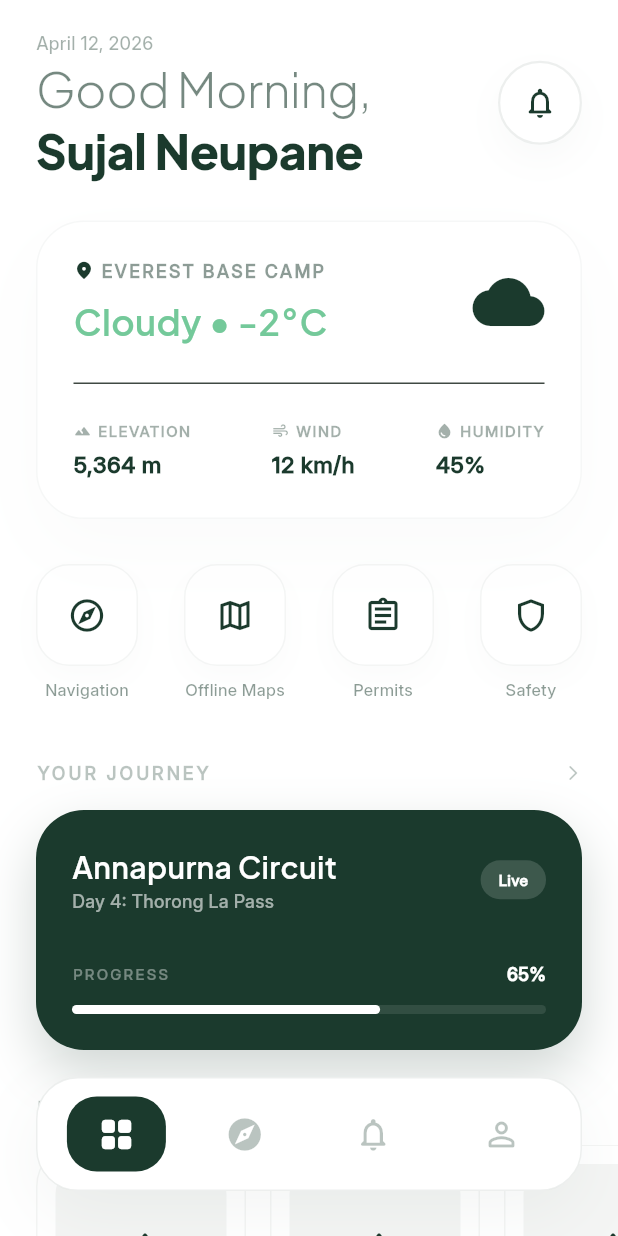
After one commit to Sujal-neupane/Path-app, a Flutter app: the DashboardScreen screen opened directly, on a phone screen of 412 x 824 dp. The commit adds this screen. Run offline on Flutter 3.47's test engine with Material 3 defaults, Android fonts, the phone set to English and light mode, and no system bars; our stand-ins replace dio, equatable, flutter_riverpod, go_router, google_fonts, lottie and 2 more; accounts and stored records are empty; project files that could hold a hidden picture were left out.

Commit message:
setup and started doing the dashboard part of the project

```diff
--- a/lib/features/auth/presentation/screens/login_screen.dart
+++ b/lib/features/auth/presentation/screens/login_screen.dart
@@ -9,6 +9,7 @@ import 'package:path_app/features/auth/presentation/widgets/trail_input_field.da
 import 'package:path_app/features/auth/presentation/widgets/summit_button.dart';
 import 'package:path_app/features/auth/presentation/widgets/social_login_row.dart';
 import 'package:path_app/features/auth/presentation/screens/register_screen.dart';
+import 'package:path_app/features/dashboard/presentation/screens/dashboard_screen.dart';
 
 class LoginScreen extends ConsumerStatefulWidget {
   const LoginScreen({super.key});
@@ -85,7 +86,14 @@ class _LoginScreenState extends ConsumerState<LoginScreen>
     ref.read(authViewModelProvider.notifier).login(
           _emailController.text.trim(),
           _passwordController.text.trim(),
-        );
+        ).then((_) {
+          if (ref.read(authViewModelProvider) is AuthSuccess) {
+            Navigator.of(context).pushAndRemoveUntil(
+              MaterialPageRoute(builder: (context) => const DashboardScreen()),
+              (route) => false,
+            );
+          }
+        });
   }
 
   void _navigateToRegister() {
--- a/lib/features/auth/presentation/screens/register_screen.dart
+++ b/lib/features/auth/presentation/screens/register_screen.dart
@@ -8,6 +8,7 @@ import 'package:path_app/features/auth/presentation/widgets/trail_input_field.da
 import 'package:path_app/features/auth/presentation/widgets/summit_button.dart';
 import 'package:path_app/features/auth/presentation/widgets/password_strength_indicator.dart';
 import 'package:path_app/features/auth/presentation/widgets/auth_hero_section.dart';
+import 'package:path_app/features/dashboard/presentation/screens/dashboard_screen.dart';
 
 class RegisterScreen extends ConsumerStatefulWidget {
   const RegisterScreen({super.key});
@@ -109,7 +110,14 @@ class _RegisterScreenState extends ConsumerState<RegisterScreen>
     final fullName = _nameController.text.trim();
     final email = _emailController.text.trim();
 
-    vm.register(fullName, email, phoneNumber, password);
+    vm.register(fullName, email, phoneNumber, password).then((_) {
+      if (ref.read(authViewModelProvider) is AuthSuccess) {
+        Navigator.of(context).pushAndRemoveUntil(
+          MaterialPageRoute(builder: (context) => const DashboardScreen()),
+          (route) => false,
+        );
+      }
+    });
   }
 
   @override
--- a/lib/features/auth/presentation/viewmodels/auth_viewmodel.dart
+++ b/lib/features/auth/presentation/viewmodels/auth_viewmodel.dart
@@ -1,6 +1,8 @@
 import 'package:flutter_riverpod/flutter_riverpod.dart';
 import 'package:path_app/features/auth/data/repositories/auth_repository.dart';
 import 'package:path_app/features/auth/presentation/state/auth_state.dart';
+import 'package:path_app/features/dashboard/presentation/screens/dashboard_screen.dart'; // Added for navigation
+import 'package:flutter/material.dart'; // Added for context/navigation
 
 final authViewModelProvider = NotifierProvider<AuthViewModel, AuthState>(() {
   return AuthViewModel();
--- /dev/null
+++ b/lib/features/dashboard/presentation/screens/dashboard_screen.dart
@@ -0,0 +1,462 @@
+import 'package:flutter/material.dart';
+import 'package:flutter_riverpod/flutter_riverpod.dart';
+import 'package:path_app/core/theme/light_colors.dart';
+import 'package:path_app/core/theme/app_text_styles.dart';
+
+class DashboardScreen extends ConsumerStatefulWidget {
+  const DashboardScreen({super.key});
+
+  @override
+  ConsumerState<DashboardScreen> createState() => _DashboardScreenState();
+}
+
+class _DashboardScreenState extends ConsumerState<DashboardScreen> {
+  int _selectedIndex = 0;
+
+  @override
+  Widget build(BuildContext context) {
+    return Scaffold(
+      backgroundColor: Colors.white,
+      body: Stack(
+        children: [
+          SafeArea(
+            child: CustomScrollView(
+              physics: const BouncingScrollPhysics(),
+              slivers: [
+                _buildAppBar(),
+                _buildWeatherSection(),
+                _buildQuickActions(),
+                _buildSectionHeader('YOUR JOURNEY'),
+                _buildTrekProgress(),
+                _buildSectionHeader('DISCOVER TRAILS'),
+                _buildTrailCategories(),
+                const SliverToBoxAdapter(child: SizedBox(height: 120)),
+              ],
+            ),
+          ),
+          _buildBottomNav(),
+        ],
+      ),
+    );
+  }
+
+  Widget _buildAppBar() {
+    return SliverPadding(
+      padding: const EdgeInsets.fromLTRB(24, 20, 24, 10),
+      sliver: SliverToBoxAdapter(
+        child: Row(
+          mainAxisAlignment: MainAxisAlignment.spaceBetween,
+          children: [
+            Column(
+              crossAxisAlignment: CrossAxisAlignment.start,
+              children: [
+                Text(
+                  'April 12, 2026',
+                  style: AppTextStyles.caption.copyWith(
+                    color: LightColors.summitDark.withValues(alpha: 0.4),
+                    fontWeight: FontWeight.w600,
+                  ),
+                ),
+                Text(
+                  'Good Morning,',
+                  style: AppTextStyles.h2.copyWith(
+                    fontSize: 32,
+                    fontWeight: FontWeight.w300,
+                    color: LightColors.summitDark.withValues(alpha: 0.6),
+                  ),
+                ),
+                Text(
+                  'Sujal Neupane',
+                  style: AppTextStyles.h2.copyWith(
+                    fontSize: 32,
+                    fontWeight: FontWeight.w800,
+                    color: LightColors.summitDark,
+                    height: 1.1,
+                  ),
+                ),
+              ],
+            ),
+            Container(
+              height: 56,
+              width: 56,
+              decoration: BoxDecoration(
+                color: Colors.white,
+                shape: BoxShape.circle,
+                border: Border.all(color: LightColors.summitDark.withValues(alpha: 0.08), width: 1.5),
+                boxShadow: [
+                  BoxShadow(
+                    color: LightColors.summitDark.withValues(alpha: 0.03),
+                    blurRadius: 20,
+                    offset: const Offset(0, 10),
+                  ),
+                ],
+              ),
+              child: const Icon(Icons.notifications_none_rounded, color: LightColors.summitDark),
+            ),
+          ],
+        ),
+      ),
+    );
+  }
+
+  Widget _buildWeatherSection() {
+    return SliverPadding(
+      padding: const EdgeInsets.symmetric(horizontal: 24, vertical: 20),
+      sliver: SliverToBoxAdapter(
+        child: Container(
+          decoration: BoxDecoration(
+            color: Colors.white,
+            borderRadius: BorderRadius.circular(32),
+            border: Border.all(color: LightColors.summitDark.withValues(alpha: 0.04)),
+            boxShadow: [
+              BoxShadow(
+                color: LightColors.summitDark.withValues(alpha: 0.02),
+                blurRadius: 40,
+                offset: const Offset(0, 20),
+              ),
+            ],
+          ),
+          padding: const EdgeInsets.all(24),
+          child: Column(
+            children: [
+              Row(
+                mainAxisAlignment: MainAxisAlignment.spaceBetween,
+                children: [
+                  Column(
+                    crossAxisAlignment: CrossAxisAlignment.start,
+                    children: [
+                      Row(
+                        children: [
+                          const Icon(Icons.location_on_rounded, size: 14, color: LightColors.summitDark),
+                          const SizedBox(width: 4),
+                          Text(
+                            'EVEREST BASE CAMP',
+                            style: AppTextStyles.caption.copyWith(
+                              letterSpacing: 1.5,
+                              fontWeight: FontWeight.w800,
+                              color: LightColors.summitDark.withValues(alpha: 0.5),
+                            ),
+                          ),
+                        ],
+                      ),
+                      const SizedBox(height: 8),
+                      Text(
+                        'Cloudy • -2°C',
+                        style: AppTextStyles.h3.copyWith(fontSize: 24),
+                      ),
+                    ],
+                  ),
+                  const Icon(Icons.wb_cloudy_rounded, size: 48, color: LightColors.summitDark),
+                ],
+              ),
+              const SizedBox(height: 24),
+              const Divider(height: 1),
+              const SizedBox(height: 24),
+              Row(
+                mainAxisAlignment: MainAxisAlignment.spaceBetween,
+                children: [
+                  _buildDetailedStat('Elevation', '5,364 m', Icons.terrain_rounded),
+                  _buildDetailedStat('Wind', '12 km/h', Icons.air_rounded),
+                  _buildDetailedStat('Humidity', '45%', Icons.water_drop_rounded),
+                ],
+              ),
+            ],
+          ),
+        ),
+      ),
+    );
+  }
+
+  Widget _buildDetailedStat(String label, String value, IconData icon) {
+    return Column(
+      crossAxisAlignment: CrossAxisAlignment.start,
+      children: [
+        Row(
+          children: [
+            Icon(icon, size: 12, color: LightColors.summitDark.withValues(alpha: 0.4)),
+            const SizedBox(width: 4),
+            Text(
+              label.toUpperCase(),
+              style: AppTextStyles.caption.copyWith(
+                fontSize: 10,
+                letterSpacing: 1,
+                fontWeight: FontWeight.w700,
+                color: LightColors.summitDark.withValues(alpha: 0.4),
+              ),
+            ),
+          ],
+        ),
+        const SizedBox(height: 4),
+        Text(
+          value,
+          style: AppTextStyles.bodyLarge.copyWith(
+            fontWeight: FontWeight.w800,
+            fontSize: 15,
+            color: LightColors.summitDark,
+          ),
+        ),
+      ],
+    );
+  }
+
+  Widget _buildQuickActions() {
+    return SliverPadding(
+      padding: const EdgeInsets.symmetric(horizontal: 24, vertical: 10),
+      sliver: SliverToBoxAdapter(
+        child: Row(
+          mainAxisAlignment: MainAxisAlignment.spaceBetween,
+          children: [
+            _buildMinimalAction('Navigation', Icons.explore_outlined),
+            _buildMinimalAction('Offline Maps', Icons.map_outlined),
+            _buildMinimalAction('Permits', Icons.assignment_outlined),
+            _buildMinimalAction('Safety', Icons.shield_outlined),
+          ],
+        ),
+      ),
+    );
+  }
+
+  Widget _buildMinimalAction(String label, IconData icon) {
+    return Column(
+      children: [
+        Container(
+          height: 68,
+          width: 68,
+          decoration: BoxDecoration(
+            color: Colors.white,
+            borderRadius: BorderRadius.circular(22),
+            border: Border.all(color: LightColors.summitDark.withValues(alpha: 0.05)),
+            boxShadow: [
+              BoxShadow(
+                color: LightColors.summitDark.withValues(alpha: 0.02),
+                blurRadius: 15,
+                offset: const Offset(0, 8),
+              ),
+            ],
+          ),
+          child: Icon(icon, color: LightColors.summitDark, size: 26),
+        ),
+        const SizedBox(height: 8),
+        Text(
+          label,
+          style: AppTextStyles.caption.copyWith(
+            fontWeight: FontWeight.w600,
+            fontSize: 11,
+            color: LightColors.summitDark.withValues(alpha: 0.5),
+          ),
+        ),
+      ],
+    );
+  }
+
+  Widget _buildSectionHeader(String title) {
+    return SliverPadding(
+      padding: const EdgeInsets.fromLTRB(24, 30, 24, 16),
+      sliver: SliverToBoxAdapter(
+        child: Row(
+          mainAxisAlignment: MainAxisAlignment.spaceBetween,
+          children: [
+            Text(
+              title,
+              style: AppTextStyles.caption.copyWith(
+                letterSpacing: 2,
+                fontWeight: FontWeight.w900,
+                color: LightColors.summitDark.withValues(alpha: 0.3),
+              ),
+            ),
+            Icon(Icons.arrow_forward_ios_rounded, size: 12, color: LightColors.summitDark.withValues(alpha: 0.3)),
+          ],
+        ),
+      ),
+    );
+  }
+
+  Widget _buildTrekProgress() {
+    return SliverPadding(
+      padding: const EdgeInsets.symmetric(horizontal: 24),
+      sliver: SliverToBoxAdapter(
+        child: Container(
+          padding: const EdgeInsets.all(24),
+          decoration: BoxDecoration(
+            color: LightColors.summitDark,
+            borderRadius: BorderRadius.circular(32),
+            boxShadow: [
+              BoxShadow(
+                color: LightColors.summitDark.withValues(alpha: 0.2),
+                blurRadius: 30,
+                offset: const Offset(0, 15),
+              ),
+            ],
+          ),
+          child: Column(
+            crossAxisAlignment: CrossAxisAlignment.start,
+            children: [
+              Row(
+                mainAxisAlignment: MainAxisAlignment.spaceBetween,
+                children: [
+                  Column(
+                    crossAxisAlignment: CrossAxisAlignment.start,
+                    children: [
+                      Text(
+                        'Annapurna Circuit',
+                        style: AppTextStyles.h3.copyWith(color: Colors.white, fontSize: 20),
+                      ),
+                      Text(
+                        'Day 4: Thorong La Pass',
+                        style: AppTextStyles.caption.copyWith(color: Colors.white.withValues(alpha: 0.6)),
+                      ),
+                    ],
+                  ),
+                  Container(
+                    padding: const EdgeInsets.symmetric(horizontal: 12, vertical: 6),
+                    decoration: BoxDecoration(
+                      color: Colors.white.withValues(alpha: 0.15),
+                      borderRadius: BorderRadius.circular(100),
+                    ),
+                    child: Text(
+                      'Live',
+                      style: AppTextStyles.caption.copyWith(color: Colors.white, fontWeight: FontWeight.w900, fontSize: 10),
+                    ),
+                  ),
+                ],
+              ),
+              const SizedBox(height: 32),
+              Row(
+                mainAxisAlignment: MainAxisAlignment.spaceBetween,
+                children: [
+                  Text('PROGRESS', style: AppTextStyles.caption.copyWith(color: Colors.white.withValues(alpha: 0.4), fontSize: 10, letterSpacing: 1.5)),
+                  Text('65%', style: AppTextStyles.caption.copyWith(color: Colors.white, fontWeight: FontWeight.w900)),
+                ],
+              ),
+              const SizedBox(height: 12),
+              Stack(
+                children: [
+                  Container(
+                    height: 6,
+                    width: double.infinity,
+                    decoration: BoxDecoration(
+                      color: Colors.white.withValues(alpha: 0.1),
+                      borderRadius: BorderRadius.circular(3),
+                    ),
+                  ),
+                  FractionallySizedBox(
+                    widthFactor: 0.65,
+                    child: Container(
+                      height: 6,
+                      decoration: BoxDecoration(
+                        color: Colors.white,
+                        borderRadius: BorderRadius.circular(3),
+                      ),
+                    ),
+                  ),
+                ],
+              ),
+            ],
+          ),
+        ),
+      ),
+    );
+  }
+
+  Widget _buildTrailCategories() {
+    return SliverToBoxAdapter(
+      child: SizedBox(
+        height: 180,
+        child: ListView(
+          scrollDirection: Axis.horizontal,
+          padding: const EdgeInsets.symmetric(horizontal: 24),
+          physics: const BouncingScrollPhysics(),
+          children: [
+            _buildTrailCard('Himalayas', '12 Trails', 'https://images.unsplash.com/photo-1464822759023-fed622ff2c3b'),
+            _buildTrailCard('Alps', '8 Trails', 'https://images.unsplash.com/photo-1533559662493-4403960f6062'),
+            _buildTrailCard('Andes', '15 Trails', 'https://images.unsplash.com/photo-1519681393784-d120267933ba'),
+          ],
+        ),
+      ),
+    );
+  }
+
+  Widget _buildTrailCard(String name, String count, String imageUrl) {
+    return Container(
+      width: 140,
+      margin: const EdgeInsets.only(right: 16),
+      decoration: BoxDecoration(
+        color: Colors.white,
+        borderRadius: BorderRadius.circular(28),
+        border: Border.all(color: LightColors.summitDark.withValues(alpha: 0.05)),
+      ),
+      padding: const EdgeInsets.all(12),
+      child: Column(
+        crossAxisAlignment: CrossAxisAlignment.start,
+        children: [
+          Expanded(
+            child: Container(
+              decoration: BoxDecoration(
+                color: LightColors.summitDark.withValues(alpha: 0.05),
+                borderRadius: BorderRadius.circular(20),
+              ),
+              child: const Center(child: Icon(Icons.terrain_rounded, color: LightColors.summitDark, size: 32)),
+            ),
+          ),
+          const SizedBox(height: 12),
+          Text(name, style: AppTextStyles.bodyLarge.copyWith(fontWeight: FontWeight.w800, fontSize: 14)),
+          Text(count, style: AppTextStyles.caption.copyWith(fontSize: 10)),
+        ],
+      ),
+    );
+  }
+
+  Widget _buildBottomNav() {
+    return Positioned(
+      bottom: 30,
+      left: 24,
+      right: 24,
+      child: Container(
+        height: 76,
+        decoration: BoxDecoration(
+          color: Colors.white,
+          borderRadius: BorderRadius.circular(28),
+          border: Border.all(color: LightColors.summitDark.withValues(alpha: 0.08)),
+          boxShadow: [
+            BoxShadow(
+              color: LightColors.summitDark.withValues(alpha: 0.05),
+              blurRadius: 40,
+              offset: const Offset(0, 15),
+            ),
+          ],
+        ),
+        child: Row(
+          mainAxisAlignment: MainAxisAlignment.spaceEvenly,
+          children: [
+            _buildNavItem(0, Icons.grid_view_rounded),
+            _buildNavItem(1, Icons.explore_rounded),
+            _buildNavItem(2, Icons.notifications_none_rounded),
+            _buildNavItem(3, Icons.person_outline_rounded),
+          ],
+        ),
+      ),
+    );
+  }
+
+  Widget _buildNavItem(int index, IconData icon) {
+    bool isSelected = _selectedIndex == index;
+    return GestureDetector(
+      onTap: () => setState(() => _selectedIndex = index),
+      behavior: HitTestBehavior.opaque,
+      child: AnimatedContainer(
+        duration: const Duration(milliseconds: 400),
+        curve: Curves.fastOutSlowIn,
+        padding: const EdgeInsets.symmetric(horizontal: 20, vertical: 12),
+        decoration: BoxDecoration(
+          color: isSelected ? LightColors.summitDark : Colors.transparent,
+          borderRadius: BorderRadius.circular(20),
+        ),
+        child: Icon(
+          icon,
+          color: isSelected ? Colors.white : LightColors.summitDark.withValues(alpha: 0.3),
+          size: 26,
+        ),
+      ),
+    );
+  }
+}
--- /dev/null
+++ b/lib/features/weather/domain/entities/weather.dart
@@ -0,0 +1,32 @@
+import 'package:equatable/equatable.dart';
+
+class Weather extends Equatable {
+  final double temperature;
+  final String condition;
+  final String iconCode;
+  final double humidity;
+  final double windSpeed;
+  final double altitude;
+  final String locationName;
+
+  const Weather({
+    required this.temperature,
+    required this.condition,
+    required this.iconCode,
+    required this.humidity,
+    required this.windSpeed,
+    required this.altitude,
+    required this.locationName,
+  });
+
+  @override
+  List<Object?> get props => [
+        temperature,
+        condition,
+        iconCode,
+        humidity,
+        windSpeed,
+        altitude,
+        locationName,
+      ];
+}
--- /dev/null
+++ b/lib/features/weather/domain/repositories/weather_repository.dart
@@ -0,0 +1,5 @@
+import 'package:path_app/features/weather/domain/entities/weather.dart';
+
+abstract class WeatherRepository {
+  Future<Weather> getWeatherByCoordinates(double lat, double lon);
+}
--- /dev/null
+++ b/lib/features/weather/domain/usecases/get_weather.dart
@@ -0,0 +1,12 @@
+import 'package:path_app/features/weather/domain/entities/weather.dart';
+import 'package:path_app/features/weather/domain/repositories/weather_repository.dart';
+
+class GetWeather {
+  final WeatherRepository repository;
+
+  GetWeather(this.repository);
+
+  Future<Weather> execute(double lat, double lon) {
+    return repository.getWeatherByCoordinates(lat, lon);
+  }
+}
```
